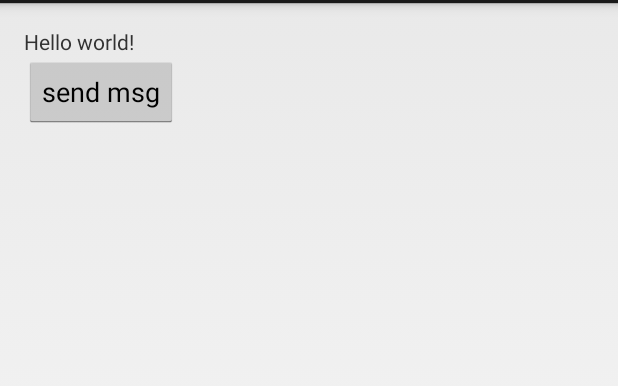
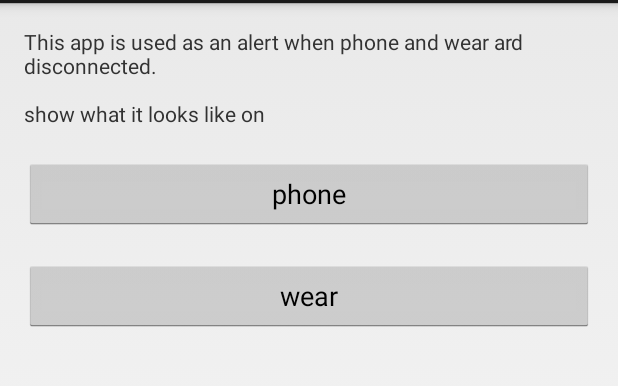
Before and after one commit to xinanadu/DisconAlert2, an Android app: the screen it shows after launch (MyActivity), on a phone screen of 412 x 824 dp, the part 69-455 px from its top. Run offline under Robolectric (Android 15) with nearby library versions, the phone set to English and light mode, and no system bars; 4 statements that could not run were skipped.

Commit message:
Phone界面完成，可以发布到Google play上了

```diff
--- a/mobile/src/main/java/info/zhegui/disconalert/MyActivity.java
+++ b/mobile/src/main/java/info/zhegui/disconalert/MyActivity.java
@@ -57,9 +57,6 @@ public class MyActivity extends Activity implements MessageApi.MessageListener,
         setContentView(R.layout.activity_my);
 
 
-        tvConnState = (TextView) findViewById(R.id.tv_conn_state);
-
-
         mGoogleApiClient = new GoogleApiClient.Builder(this)
                 .addApi(Wearable.API)
                 .addConnectionCallbacks(this)
@@ -68,10 +65,22 @@ public class MyActivity extends Activity implements MessageApi.MessageListener,
 
         getNodes();
 
-        findViewById(R.id.btn).setOnClickListener(new View.OnClickListener() {
+        findViewById(R.id.btn_wear).setOnClickListener(new View.OnClickListener() {
             @Override
             public void onClick(View v) {
                 sendMessage("");
+            }
+        });
+
+        findViewById(R.id.btn_phone).setOnClickListener(new View.OnClickListener() {
+            @Override
+            public void onClick(View v) {
+
+                Intent intent=new Intent(MyActivity.this, MyService.class);
+                intent.setAction("play_alert_sound");
+                startService(intent);
+
+                startActivity(new Intent(MyActivity.this, FrownActivity.class));
             }
         });
     }
--- a/mobile/src/main/res/layout/activity_my.xml
+++ b/mobile/src/main/res/layout/activity_my.xml
@@ -11,13 +11,27 @@
 
     <TextView
         android:id="@+id/tv_conn_state"
-        android:text="@string/hello_world"
+        android:text="This app is used as an alert when phone and wear ard disconnected.\n\nshow what it looks like on"
         android:layout_width="wrap_content"
         android:layout_height="wrap_content" />
 
-    <Button
-        android:id="@+id/btn"
-        android:layout_width="wrap_content"
-        android:text="send msg"
-        android:layout_height="wrap_content" />
+    <LinearLayout
+        android:layout_width="fill_parent"
+        android:orientation="vertical"
+        android:layout_marginTop="20dp"
+        android:layout_height="wrap_content">
+
+        <Button
+            android:id="@+id/btn_phone"
+            android:layout_width="fill_parent"
+            android:text="phone"
+            android:layout_height="wrap_content" />
+
+        <Button
+            android:id="@+id/btn_wear"
+            android:layout_marginTop="20dp"
+            android:layout_width="fill_parent"
+            android:text="wear"
+            android:layout_height="wrap_content" />
+    </LinearLayout>
 </LinearLayout>
--- a/mobile/src/main/res/values/strings.xml
+++ b/mobile/src/main/res/values/strings.xml
@@ -4,5 +4,6 @@
     <string name="app_name">DisconAlert</string>
     <string name="hello_world">Hello world!</string>
     <string name="action_settings">Settings</string>
+    <string name="title_activity_frown">FrownActivity</string>
 
 </resources>
```
Also changed, not shown: mobile/src/main/AndroidManifest.xml (+7 -0 lines), mobile/src/main/java/info/zhegui/disconalert/DataLayerListenerService.java (+9 -3 lines), mobile/src/main/java/info/zhegui/disconalert/FrownActivity.java (added, +18 -0 lines), mobile/src/main/res/layout/activity_frown.xml (added, +19 -0 lines), mobile/src/main/res/menu/frown.xml (added, +8 -0 lines), mobile/src/main/res/drawable-hdpi/ic_launcher.png, mobile/src/main/res/drawable-mdpi/ic_launcher.png, mobile/src/main/res/drawable-xhdpi/ic_launcher.png, mobile/src/main/res/drawable-xxhdpi/ic_launcher.png, wear/src/main/res/drawable-hdpi/frown_face.png (deleted), wear/src/main/res/drawable-hdpi/ic_launcher.png, wear/src/main/res/drawable-mdpi/ic_launcher.png, wear/src/main/res/drawable-xhdpi/ic_launcher.png, wear/src/main/res/drawable-xxhdpi/ic_launcher.png, 2 other files.
